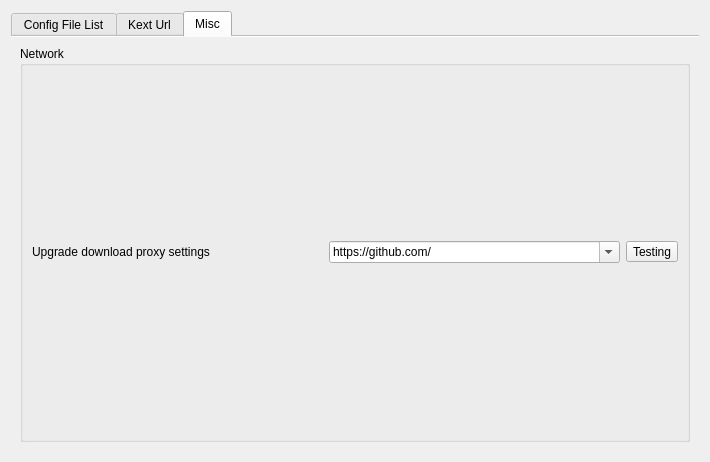
Qt form dlgdatabase.ui (ic005k/OCAuxiliaryTools) before a commit.
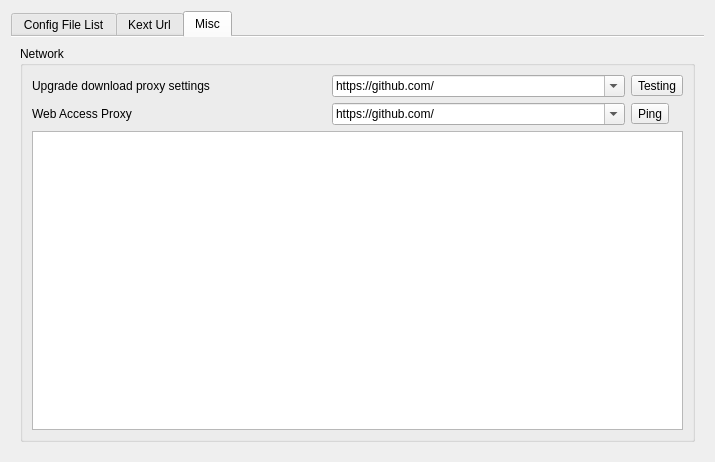
The same form after that commit. Icons and pictures are not drawn.

Diff of the .ui file:
```diff
--- a/dlgdatabase.ui
+++ b/dlgdatabase.ui
@@ -6,7 +6,7 @@
    <rect>
     <x>0</x>
     <y>0</y>
-    <width>710</width>
+    <width>715</width>
     <height>462</height>
    </rect>
   </property>
@@ -252,6 +252,40 @@
             </property>
            </widget>
           </item>
+          <item row="1" column="0">
+           <widget class="QLabel" name="label_3">
+            <property name="text">
+             <string>Web Access Proxy</string>
+            </property>
+           </widget>
+          </item>
+          <item row="1" column="1">
+           <widget class="QComboBox" name="comboBoxWeb">
+            <property name="editable">
+             <bool>true</bool>
+            </property>
+            <item>
+             <property name="text">
+              <string>https://github.com/</string>
+             </property>
+            </item>
+            <item>
+             <property name="text">
+              <string>https://hub.fastgit.org/</string>
+             </property>
+            </item>
+           </widget>
+          </item>
+          <item row="1" column="2">
+           <widget class="QToolButton" name="btnPing">
+            <property name="text">
+             <string>Ping</string>
+            </property>
+           </widget>
+          </item>
+          <item row="2" column="0" colspan="3">
+           <widget class="QTextEdit" name="editPing"/>
+          </item>
          </layout>
         </widget>
        </item>
```
